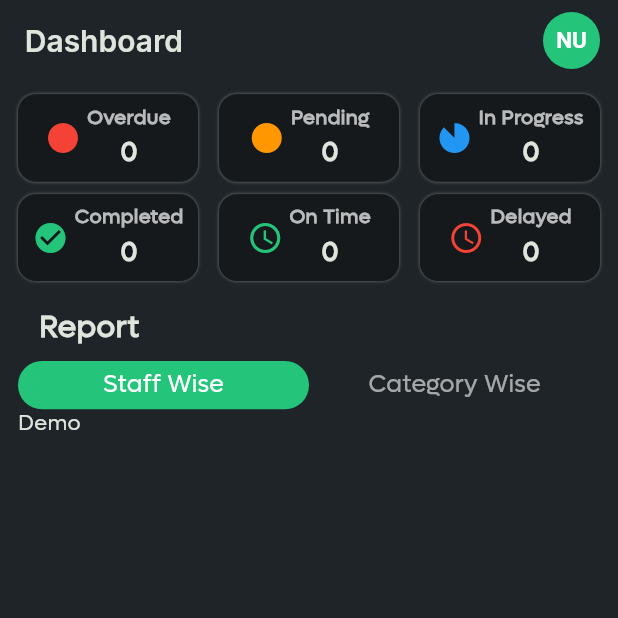
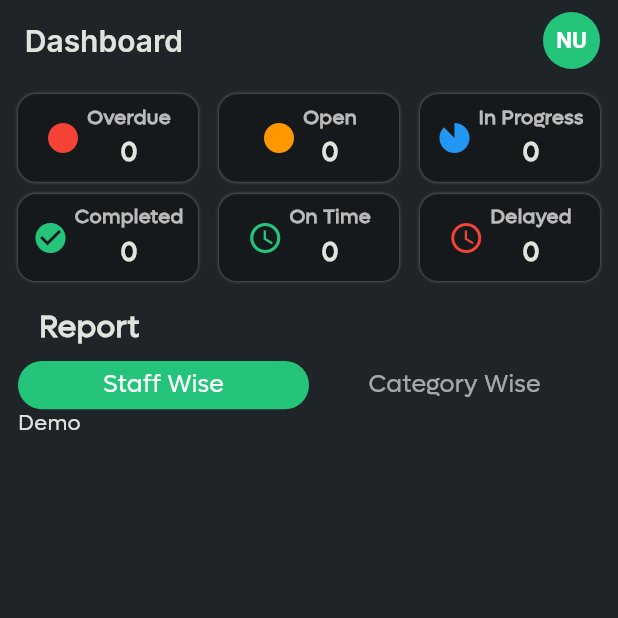
Before and after one commit to ZaynMeledath/turningpoint_tms, a Flutter app: the TasksHome screen opened directly, scrolled down 117 dp, after a tap on the "dashboard" icon, on a phone screen of 412 x 824 dp, the top half of it. Run offline on Flutter 3.47's test engine with Material 3 defaults, Android fonts, the phone set to English and light mode, and no system bars; drawn by our look-alikes of animated_bottom_navigation_bar, flutter_animate; our stand-ins replace firebase_core, firebase_messaging, flutter_screenutil, flutter_spinkit, get, google_fonts and 5 more; missing offline and left inert: record; accounts and stored records are empty; network calls fail; project files that could hold a hidden picture were left out.

Commit message:
Task Crud operations

```diff
--- a/lib/constants/tasks_management_constants.dart
+++ b/lib/constants/tasks_management_constants.dart
@@ -4,7 +4,7 @@ import 'package:turning_point_tasks_app/constants/app_constants.dart';
 const totalDays = 31;
 
 class Status {
-  static const pending = 'Pending';
+  static const open = 'Open';
   static const inProgress = 'In Progress';
   static const completed = 'Completed';
   static const overdue = 'Overdue';
--- a/lib/controller/tasks_controller.dart
+++ b/lib/controller/tasks_controller.dart
@@ -17,12 +17,12 @@ class TasksController extends GetxController {
 
   RxList<String> categoriesList = RxList<String>();
 
-  Rxn<List<TaskModel>?> pendingTaskList = Rxn<List<TaskModel>>();
+  Rxn<List<TaskModel>?> openTaskList = Rxn<List<TaskModel>>();
   Rxn<List<TaskModel>?> inProgressTaskList = Rxn<List<TaskModel>>();
   Rxn<List<TaskModel>?> completedTaskList = Rxn<List<TaskModel>>();
   Rxn<List<TaskModel>?> overdueTaskList = Rxn<List<TaskModel>>();
 
-  Rxn<List<TaskModel>?> pendingDelegatedTaskList = Rxn<List<TaskModel>>();
+  Rxn<List<TaskModel>?> openDelegatedTaskList = Rxn<List<TaskModel>>();
   Rxn<List<TaskModel>?> inProgressDelegatedTaskList = Rxn<List<TaskModel>>();
   Rxn<List<TaskModel>?> completedDelegatedTaskList = Rxn<List<TaskModel>>();
   Rxn<List<TaskModel>?> overdueDelegatedTaskList = Rxn<List<TaskModel>>();
@@ -42,7 +42,7 @@ class TasksController extends GetxController {
 
       tasksException.value = null;
 
-      pendingTaskList.value =
+      openTaskList.value =
           myTasksListObs.value!.where((item) => item.status == 'Open').toList();
       inProgressTaskList.value = myTasksListObs.value!
           .where((item) => item.status == Status.inProgress)
@@ -77,8 +77,8 @@ class TasksController extends GetxController {
 
       tasksException.value = null;
 
-      pendingDelegatedTaskList.value = delegatedTasksListObs.value!
-          .where((item) => item.status == 'Open')
+      openDelegatedTaskList.value = delegatedTasksListObs.value!
+          .where((item) => item.status == Status.open)
           .toList();
       inProgressDelegatedTaskList.value = delegatedTasksListObs.value!
           .where((item) => item.status == Status.inProgress)
@@ -155,9 +155,15 @@ class TasksController extends GetxController {
   }
 
 //====================Change Task Status====================//
-  Future<void> changeTaskStatus({required String taskId}) async {
+  Future<void> changeTaskStatus({
+    required String taskId,
+    required String taskStatus,
+  }) async {
     try {
-      await tasksRepository.changeTaskStatus(taskId: taskId);
+      await tasksRepository.changeTaskStatus(
+        taskId: taskId,
+        taskStatus: taskStatus,
+      );
       tasksException.value = null;
       await getDelegatedTasks();
     } catch (_) {
--- a/lib/view/task_management/assign_task/assign_task_screen.dart
+++ b/lib/view/task_management/assign_task/assign_task_screen.dart
@@ -33,7 +33,11 @@ part 'dialogs/show_category_dialog.dart';
 part 'dialogs/show_reminder_bottom_sheet.dart';
 
 class AssignTaskScreen extends StatefulWidget {
-  const AssignTaskScreen({super.key});
+  final String? taskId;
+  const AssignTaskScreen({
+    this.taskId,
+    super.key,
+  });
 
   @override
   State<AssignTaskScreen> createState() => _AssignTaskScreenState();
--- a/lib/view/task_management/home/segments/dashboard_status_overview_section.dart
+++ b/lib/view/task_management/home/segments/dashboard_status_overview_section.dart
@@ -11,9 +11,9 @@ Widget dashboardStatusOverviewSection({
           tasksController.overdueDelegatedTaskList.value?.length ?? 0;
 
       final pendingMyTasksCount =
-          tasksController.pendingTaskList.value?.length ?? 0;
+          tasksController.openTaskList.value?.length ?? 0;
       final pendingDelegatedTasksCount =
-          tasksController.pendingDelegatedTaskList.value?.length ?? 0;
+          tasksController.openDelegatedTaskList.value?.length ?? 0;
 
       final inProgressMyTasksCount =
           tasksController.inProgressTaskList.value?.length ?? 0;
@@ -37,7 +37,7 @@ Widget dashboardStatusOverviewSection({
                 iconColor: Colors.red,
               ),
               dashboardStatusOverviewContainer(
-                status: Status.pending,
+                status: Status.open,
                 count: pendingMyTasksCount + pendingDelegatedTasksCount,
                 icon: StatusIcons.pending,
                 iconColor: Colors.orange,
--- a/lib/view/task_management/tasks/delegated_tasks_screen.dart
+++ b/lib/view/task_management/tasks/delegated_tasks_screen.dart
@@ -120,7 +120,7 @@ class _DelegatedTasksScreenState extends State<DelegatedTasksScreen>
             final allDelegatedTasksList =
                 tasksController.delegatedTasksListObs.value;
             final pendingDelegatedTasksList =
-                tasksController.pendingDelegatedTaskList.value;
+                tasksController.openDelegatedTaskList.value;
             final inProgressDelegatedTasksList =
                 tasksController.inProgressDelegatedTaskList.value;
             final completedDelegatedTasksList =
--- a/lib/view/task_management/tasks/my_tasks_screen.dart
+++ b/lib/view/task_management/tasks/my_tasks_screen.dart
@@ -98,7 +98,7 @@ class _MyTasksScreenState extends State<MyTasksScreen>
         body: Obx(
           () {
             final allTasksList = tasksController.myTasksListObs.value;
-            final pendingTasksList = tasksController.pendingTaskList.value;
+            final pendingTasksList = tasksController.openTaskList.value;
             final inProgressTasksList =
                 tasksController.inProgressTaskList.value;
             final completedTasksList = tasksController.completedTaskList.value;
--- a/lib/view/task_management/tasks/segments/card_action_button.dart
+++ b/lib/view/task_management/tasks/segments/card_action_button.dart
@@ -41,7 +41,7 @@ Widget cardActionButton({
     splashColor: splashColor,
     onTap: onTap,
     child: Container(
-      width: containerWidth ?? 108.w,
+      width: containerWidth ?? 112.w,
       height: containerHeight ?? 38.h,
       decoration: BoxDecoration(
         color: containerColor ?? Colors.black.withOpacity(.3),
--- a/lib/view/task_management/tasks/segments/tasks_tab_bar.dart
+++ b/lib/view/task_management/tasks/segments/tasks_tab_bar.dart
@@ -65,7 +65,7 @@ Widget tasksTabBar({
           ),
           SizedBox(width: 2.w),
           Text(
-            Status.pending,
+            Status.open,
             style: TextStyle(
               fontSize: 16.sp,
             ),
```
Also changed, not shown: lib/repository/tasks_repository.dart (+5 -2 lines), lib/view/task_management/tasks/dialogs/show_change_status_bottom_sheet.dart (added, +26 -0 lines), lib/view/task_management/tasks/segments/task_card.dart (+10 -5 lines), lib/view/task_management/tasks/segments/task_crud_operations.dart (renamed from lib/view/task_management/tasks/segments/task_functions.dart, +19 -2 lines), lib/view/task_management/tasks/task_details_screen.dart (+4 -4 lines).
